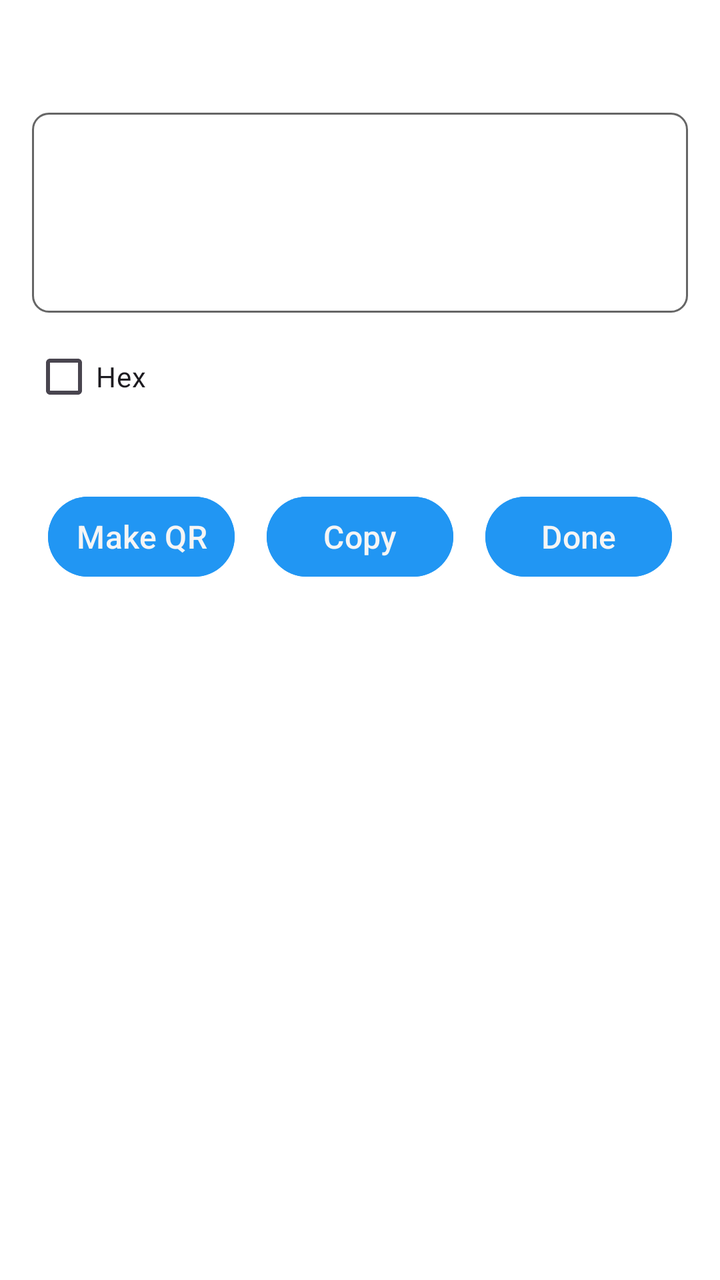
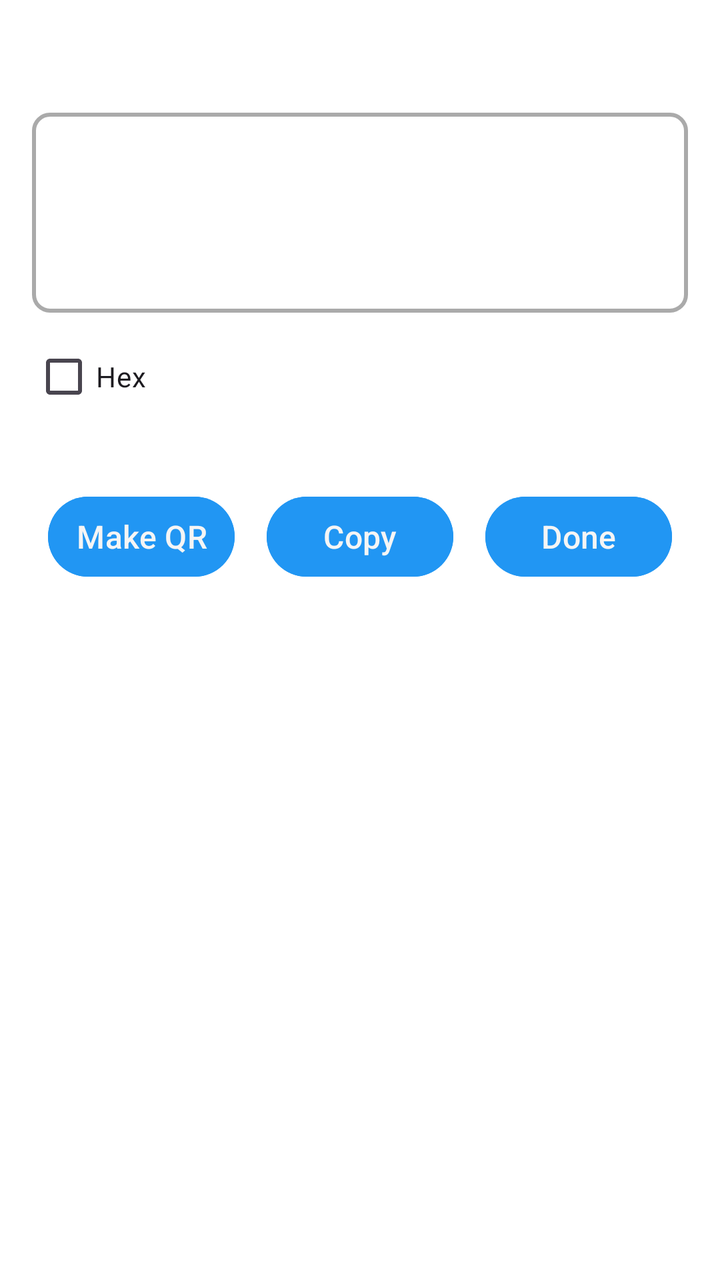

Two renders of the same Android screen: before a commit and after it. Below are the layout's source before the change and the commit's diff.
<!-- AndroidManifest.xml: application theme Theme.Freer -->
<!-- res/layout/dialog_result.xml -->
<?xml version="1.0" encoding="utf-8"?>
<LinearLayout xmlns:android="http://schemas.android.com/apk/res/android"
    android:layout_width="match_parent"
    android:layout_height="wrap_content"
    android:orientation="vertical"
    android:padding="16dp">

    <TextView
        android:id="@+id/title_text"
        android:layout_width="match_parent"
        android:layout_height="wrap_content"
        android:textSize="18sp"
        android:textStyle="bold"
        android:gravity="center"
        android:layout_marginBottom="16dp"/>

    <EditText
        android:id="@+id/message_text"
        android:layout_width="match_parent"
        android:layout_height="wrap_content"
        android:background="@drawable/container_outline"
        android:textColor="@color/text_color"
        android:textSize="16sp"
        android:padding="12dp"
        android:focusable="false"
        android:cursorVisible="false"
        android:longClickable="true"
        android:clickable="false"
        android:inputType="textMultiLine"
        android:gravity="start|top"
        android:minHeight="100dp"
        android:maxLines="8"
        android:layout_marginBottom="8dp"/>

    <CheckBox
        android:id="@+id/hex_checkbox"
        android:layout_width="wrap_content"
        android:layout_height="wrap_content"
        android:text="@string/hex"
        android:layout_gravity="start"
        android:layout_marginBottom="16dp"/>

    <LinearLayout
        android:layout_width="match_parent"
        android:layout_height="wrap_content"
        android:orientation="horizontal"
        android:gravity="center"
        android:layout_marginTop="8dp">

        <Button
            android:id="@+id/makeQrButton"
            style="@style/ButtonStyle"
            android:layout_width="0dp"
            android:layout_height="wrap_content"
            android:layout_weight="1"
            android:text="@string/make_qr"
            android:layout_marginEnd="8dp"/>

        <Button
            android:id="@+id/copyButton"
            style="@style/ButtonStyle"
            android:layout_width="0dp"
            android:layout_height="wrap_content"
            android:layout_weight="1"
            android:text="@string/copy"
            android:layout_marginEnd="8dp"/>

        <Button
            android:id="@+id/doneButton"
            style="@style/ButtonStyle"
            android:layout_width="0dp"
            android:layout_height="wrap_content"
            android:layout_weight="1"
            android:text="@string/done"/>
    </LinearLayout>
</LinearLayout>
<!-- resources referenced by this layout -->
<resources>
  <color name="text_color">#000000</color>
  <!-- drawable container_outline (drawable) -->
  <?xml version="1.0" encoding="utf-8"?>
  <shape xmlns:android="http://schemas.android.com/apk/res/android"
      android:shape="rectangle">
      <stroke
          android:width="1dp"
          android:color="@color/outline_heavy" />
      <corners android:radius="8dp" />
  </shape>
  <string name="copy">Copy</string>
  <string name="done">Done</string>
  <string name="hex" translatable="false">Hex</string>
  <string name="make_qr">Make QR</string>
  <style name="ButtonStyle">
          <item name="android:textColor">@color/main_background</item>
          <item name="android:backgroundTint">@color/colorAccent</item>
          <item name="android:paddingStart">8dp</item>
          <item name="android:paddingEnd">8dp</item>
          <item name="android:paddingTop">8dp</item>
          <item name="android:paddingBottom">8dp</item>
          <item name="android:textSize">16sp</item>
          <item name="android:textAllCaps">false</item>
          <item name="android:layout_width">wrap_content</item>
          <item name="android:layout_height">@dimen/button_height</item>
          <item name="android:layout_weight">1</item>
          <item name="android:layout_marginStart">4dp</item>
          <item name="android:layout_marginEnd">4dp</item>
          <item name="android:layout_margin">8dp</item>
          <item name="android:layout_gravity">center</item>
      </style>
  <style name="Theme.Freer" parent="Base.Theme.Freer" />
  <color name="outline_heavy">#666666</color>
  <color name="main_background">#F5F5F5</color>
  <color name="colorAccent">#2196F3</color>
  <dimen name="button_height">52dp</dimen>
  <style name="Base.Theme.Freer" parent="Theme.Material3.DayNight.NoActionBar">
          <item name="colorPrimary">#2196F3</item>
          <item name="colorAccent">#2196F3</item>
          <item name="android:windowBackground">#FFFFFF</item>
          
          <item name="android:windowLayoutInDisplayCutoutMode">shortEdges</item>
          <item name="android:enforceNavigationBarContrast">false</item>
          <item name="android:enforceStatusBarContrast">false</item>
          <item name="android:statusBarColor">@android:color/transparent</item>
          <item name="android:navigationBarColor">@android:color/transparent</item>
          <item name="android:windowLightStatusBar">true</item>
          <item name="android:windowLightNavigationBar">true</item>
      </style>
</resources>

<!-- the commit's change to res/layout/dialog_result.xml (unified diff, before → after) -->
@@ -19,7 +19,7 @@
         android:layout_width="match_parent"
         android:layout_height="wrap_content"
         android:background="@drawable/container_outline"
-        android:textColor="@color/text_color"
+        android:textColor="@color/text"
         android:textSize="16sp"
         android:padding="12dp"
         android:focusable="false"
<!-- resource entries referenced after the edit -->
@@ -1,13 +1,15 @@
 <!-- resources referenced by this layout -->
 <resources>
-  <color name="text_color">#000000</color>
+  <color name="text">#000000</color>
   <!-- drawable container_outline (drawable) -->
   <?xml version="1.0" encoding="utf-8"?>
   <shape xmlns:android="http://schemas.android.com/apk/res/android"
-      android:shape="rectangle">
+      android:shape="rectangle"
+      >
+      <solid android:color="#00000000" />
       <stroke
-          android:width="1dp"
-          android:color="@color/outline_heavy" />
+          android:width="2dp"
+          android:color="@color/container_outline" />
       <corners android:radius="8dp" />
   </shape>
   <string name="copy">Copy</string>
@@ -16,7 +18,7 @@
   <string name="make_qr">Make QR</string>
   <style name="ButtonStyle">
           <item name="android:textColor">@color/main_background</item>
-          <item name="android:backgroundTint">@color/colorAccent</item>
+          <item name="android:backgroundTint">@color/accent</item>
           <item name="android:paddingStart">8dp</item>
           <item name="android:paddingEnd">8dp</item>
           <item name="android:paddingTop">8dp</item>
@@ -32,9 +34,9 @@
           <item name="android:layout_gravity">center</item>
       </style>
   <style name="Theme.Freer" parent="Base.Theme.Freer" />
-  <color name="outline_heavy">#666666</color>
+  <color name="container_outline">#AAAAAA</color>
   <color name="main_background">#F5F5F5</color>
-  <color name="colorAccent">#2196F3</color>
+  <color name="accent">#2196F3</color>
   <dimen name="button_height">52dp</dimen>
   <style name="Base.Theme.Freer" parent="Theme.Material3.DayNight.NoActionBar">
           <item name="colorPrimary">#2196F3</item>
